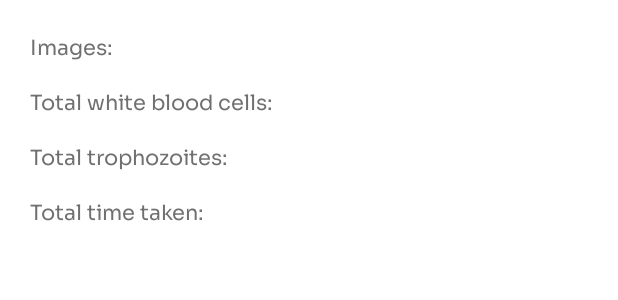
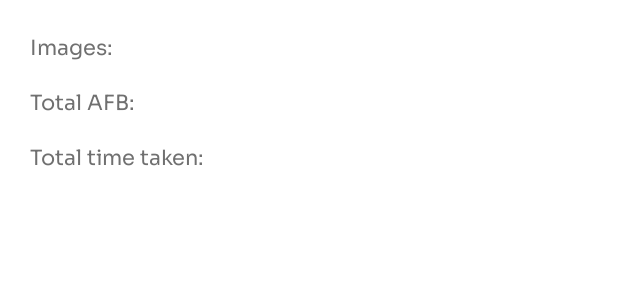
Before and after one commit to ocular-project/ocular_tuberculosis_object_detection_app, an Android app: the layout report.xml on its own in the app's theme, with its tools: preview values and no code run, on a phone screen of 412 x 824 dp. Shown: the top 300 px of the screen. Run offline under Robolectric (Android 15) with nearby library versions, the phone set to English and light mode, and no system bars.

Commit message:
first commit

```diff
--- a/app/src/main/AndroidManifest.xml
+++ b/app/src/main/AndroidManifest.xml
@@ -47,9 +47,6 @@
             android:exported="false" />
         <activity
             android:name=".ui.SplashActivity"
-            android:exported="false" />
-        <activity
-            android:name=".MainActivity"
             android:exported="true">
             <intent-filter>
                 <action android:name="android.intent.action.MAIN" />
@@ -60,7 +57,7 @@
 
         <provider
             android:name="androidx.core.content.FileProvider"
-            android:authorities="com.ug.air.ocular_malaria"
+            android:authorities="com.ug.air.ocular_tuberculosis"
             android:exported="false"
             android:grantUriPermissions="true">
             <meta-data
--- a/app/src/main/java/com/ug/air/ocular_tuberculosis/ui/SplashActivity.java
+++ b/app/src/main/java/com/ug/air/ocular_tuberculosis/ui/SplashActivity.java
@@ -19,13 +19,12 @@ public class SplashActivity extends AppCompatActivity {
     @Override
     protected void onCreate(Bundle savedInstanceState) {
         super.onCreate(savedInstanceState);
-        EdgeToEdge.enable(this);
-        setContentView(R.layout.activity_splash);
-
         requestWindowFeature(Window.FEATURE_NO_TITLE);
         getWindow().setFlags(WindowManager.LayoutParams.FLAG_FULLSCREEN, WindowManager.LayoutParams.FLAG_FULLSCREEN);
         getWindow().setFlags(WindowManager.LayoutParams.FLAG_LAYOUT_NO_LIMITS, WindowManager.LayoutParams.FLAG_LAYOUT_NO_LIMITS);
 
+        EdgeToEdge.enable(this);
+        setContentView(R.layout.activity_splash);
         ViewCompat.setOnApplyWindowInsetsListener(findViewById(R.id.main), (v, insets) -> {
             Insets systemBars = insets.getInsets(WindowInsetsCompat.Type.systemBars());
             v.setPadding(systemBars.left, systemBars.top, systemBars.right, systemBars.bottom);
--- a/app/src/main/java/com/ug/air/ocular_tuberculosis/utils/Functions.java
+++ b/app/src/main/java/com/ug/air/ocular_tuberculosis/utils/Functions.java
@@ -129,7 +129,7 @@ public class Functions {
             currentArrayList = new ArrayList<>();
 
             for (Current current : currentList) {
-                if (current.getDisease().equals("Malaria")){
+                if (current.getDisease().equals("Tuberculosis")){
                     current.setDownload("download");
                     current.setFilename("");
                     currentArrayList.add(current);
--- a/app/src/main/res/layout/report.xml
+++ b/app/src/main/res/layout/report.xml
@@ -26,16 +26,7 @@
         <TextView
             android:layout_width="match_parent"
             android:layout_height="wrap_content"
-            android:text="@string/total_white_blood_cells"
-            android:textColor="@color/gray"
-            android:fontFamily="@font/sora_regular"
-            android:textSize="@dimen/small"
-            android:layout_marginBottom="15dp"/>
-
-        <TextView
-            android:layout_width="match_parent"
-            android:layout_height="wrap_content"
-            android:text="@string/total_trophozoites"
+            android:text="@string/total_afb"
             android:textColor="@color/gray"
             android:fontFamily="@font/sora_regular"
             android:textSize="@dimen/small"
@@ -70,7 +61,7 @@
             android:gravity="end"/>
 
         <TextView
-            android:id="@+id/wbc"
+            android:id="@+id/afb"
             android:layout_width="match_parent"
             android:layout_height="wrap_content"
             android:textColor="@color/black"
@@ -79,15 +70,6 @@
             android:layout_marginBottom="15dp"
             android:gravity="end"/>
 
-        <TextView
-            android:id="@+id/trop"
-            android:layout_width="match_parent"
-            android:layout_height="wrap_content"
-            android:textColor="@color/black"
-            android:fontFamily="@font/sora_regular"
-            android:textSize="@dimen/small"
-            android:layout_marginBottom="15dp"
-            android:gravity="end"/>
 
         <TextView
             android:id="@+id/time"
--- a/app/src/main/res/values/strings.xml
+++ b/app/src/main/res/values/strings.xml
@@ -11,8 +11,7 @@
     <string name="original_images">Original images</string>
     <string name="analysed_images">Analysed images</string>
     <string name="original_and_analysed_images">Original and Analysed images</string>
-    <string name="total_white_blood_cells">Total white blood cells:</string>
-    <string name="total_trophozoites">Total trophozoites:</string>
+    <string name="total_afb">Total AFB:</string>
     <string name="time_taken">Time taken:</string>
     <string name="total_time_taken">Total time taken:</string>
 </resources>
--- a/gradle/libs.versions.toml
+++ b/gradle/libs.versions.toml
@@ -18,7 +18,7 @@ activity = "1.11.0"
 constraintlayout = "2.2.1"
 prdownloader = "0.6.0"
 retrofit = "2.9.0"
-tensorflowLite = "2.17.0"
+tensorflowLite = "2.14.0"
 tensorflowLiteGpu = "2.14.0"
 tensorflowLiteMetadata = "0.2.0"
 tensorflowLiteSupport = "0.4.4"
--- a/settings.gradle.kts
+++ b/settings.gradle.kts
@@ -16,7 +16,7 @@ dependencyResolutionManagement {
     repositories {
         google()
         mavenCentral()
-        maven( url="https://jitpack.io")
+        maven { url = uri("https://jitpack.io") }
     }
 }
 
```
Also changed, not shown: app/src/main/java/com/ug/air/ocular_tuberculosis/adapters/ViewPagerAdapter.java (+4 -7 lines), app/src/main/java/com/ug/air/ocular_tuberculosis/models/Urls.java (+8 -18 lines), app/src/main/java/com/ug/air/ocular_tuberculosis/ui/slideAnalysis/kotlin/GalleryActivity.kt (+24 -20 lines), app/src/main/java/com/ug/air/ocular_tuberculosis/utils/kotlinFinder/Detector.kt (+64 -65 lines), app/src/main/res/layout/gallery.xml (+2 -21 lines).
